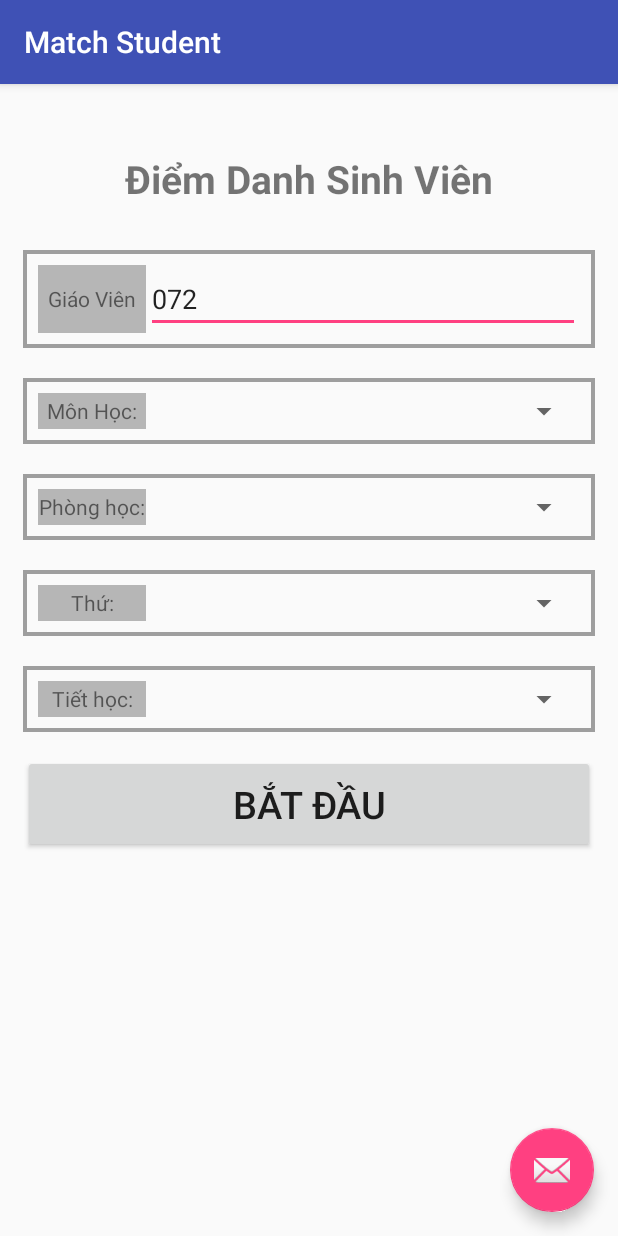
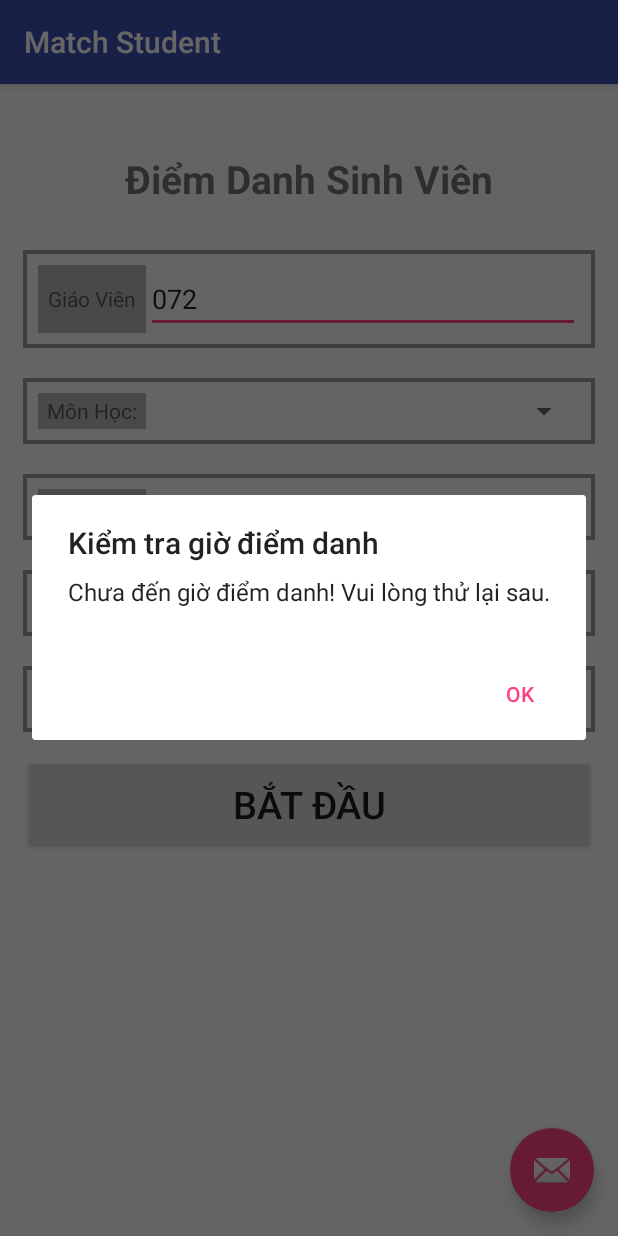
Before and after one commit to devhieu1122/android_scan_mark, an Android app: the screen it shows after launch (Main2Activity), after a tap on an icon or button, on a phone screen of 412 x 824 dp. Run offline under Robolectric (Android 15) with nearby library versions, the phone set to English and light mode, and no system bars; 1 statement that could not run was skipped.

Commit message:
CHỉnh sửa phần diểm danh

```diff
--- a/Demo/app/src/main/java/com/dev_hieu/demo/Main2Activity.java
+++ b/Demo/app/src/main/java/com/dev_hieu/demo/Main2Activity.java
@@ -1,6 +1,5 @@
 package com.dev_hieu.demo;
 
-import android.app.AlertDialog;
 import android.app.Dialog;
 import android.app.ProgressDialog;
 import android.content.Context;
@@ -20,6 +19,7 @@ import android.widget.Spinner;
 import android.widget.TextView;
 import android.widget.Toast;
 
+import androidx.appcompat.app.AlertDialog;
 import androidx.appcompat.app.AppCompatActivity;
 import androidx.appcompat.widget.Toolbar;
 
@@ -71,9 +71,11 @@ public class Main2Activity extends AppCompatActivity implements AdapterView.OnIt
 //                String maMH = edtMH.getText().toString();
 //                int thu = Integer.parseInt(edtThu.getText().toString());
 //                int tiet = Integer.parseInt(edtTiet.getText().toString());
-//
-                final String url = "sinhvien/getMaCaHoc/" + selectedMaPH + "/" + selectedMaMH + "/" + selectedThu + "/" + selectedTiet;
-                new AsyncGetMaCaHoc().execute(RemoteService.createURL() + url);
+
+                final String url = "quanly/checkGioDiemDanh/" + selectedThu + "/" + selectedTiet;
+                new AsyncCheckGioDiemDanh().execute(RemoteService.createURL() + url);
+//                final String url = "sinhvien/getMaCaHoc/" + selectedMaPH + "/" + selectedMaMH + "/" + selectedThu + "/" + selectedTiet;
+//                new AsyncGetMaCaHoc().execute(RemoteService.createURL() + url);
 
             }
         });
@@ -243,6 +245,36 @@ public class Main2Activity extends AppCompatActivity implements AdapterView.OnIt
         return ls;
     }
 
+    class AsyncCheckGioDiemDanh extends AsyncTask<String, Void, String> {
+
+        @Override
+        protected String doInBackground(String... strings) {
+            return RemoteService.GET(strings[0]);
+        }
+
+        @Override
+        protected void onPostExecute(String s) {
+            super.onPostExecute(s);
+
+            if (s.equalsIgnoreCase("true")) {
+                final String url = "sinhvien/getMaCaHoc/" + selectedMaPH + "/" + selectedMaMH + "/" + selectedThu + "/" + selectedTiet;
+                new AsyncGetMaCaHoc().execute(RemoteService.createURL() + url);
+            } else {
+                androidx.appcompat.app.AlertDialog.Builder alert = new AlertDialog.Builder(Main2Activity.this);
+                alert.setTitle("Kiểm tra giờ điểm danh");
+                alert.setMessage("Chưa đến giờ điểm danh! Vui lòng thử lại sau.");
+                alert.setNegativeButton("OK", new DialogInterface.OnClickListener() {
+                    @Override
+                    public void onClick(DialogInterface dialog, int which) {
+                        dialog.dismiss();
+                    }
+                });
+                Dialog dialog = alert.create();
+                dialog.show();
+            }
+        }
+    }
+
     class AsyncGetMaCaHoc extends AsyncTask<String, Void, String> {
 
         @Override
```
Also changed, not shown: Demo/app/src/main/java/com/dev_hieu/demo/MainActivity.java (+3 -23 lines).
